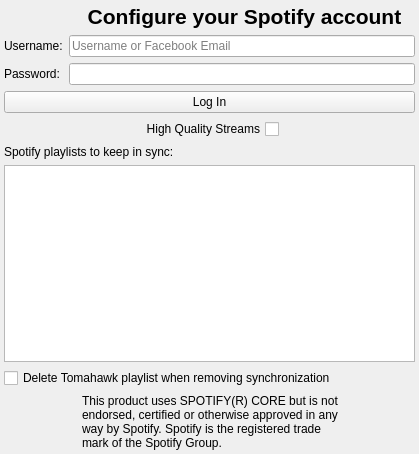
Before: the Qt Designer form src/accounts/spotify/SpotifyAccountConfig.ui in tomahawk-player/tomahawk, drawn with Qt 5.
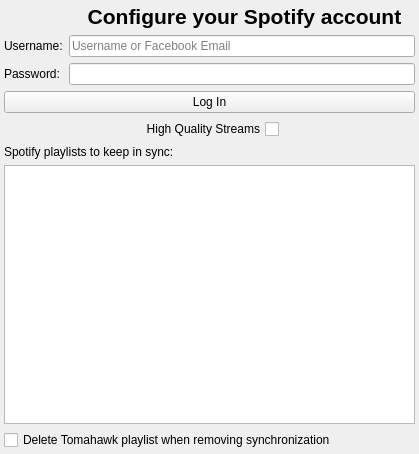
After: the same form once the commit is applied. Icons and pictures are not drawn.

Commit message: Move spotify legalese into tomahawk account dialog

Diff of the .ui file:
```diff
--- a/src/accounts/spotify/SpotifyAccountConfig.ui
+++ b/src/accounts/spotify/SpotifyAccountConfig.ui
@@ -181,70 +181,6 @@
      </property>
     </widget>
    </item>
-   <item>
-    <layout class="QHBoxLayout" name="horizontalLayout">
-     <item>
-      <spacer name="horizontalSpacer">
-       <property name="orientation">
-        <enum>Qt::Horizontal</enum>
-       </property>
-       <property name="sizeHint" stdset="0">
-        <size>
-         <width>40</width>
-         <height>20</height>
-        </size>
-       </property>
-      </spacer>
-     </item>
-     <item>
-      <widget class="QLabel" name="spotifyLogo">
-       <property name="maximumSize">
-        <size>
-         <width>64</width>
-         <height>64</height>
-        </size>
-       </property>
-       <property name="text">
-        <string/>
-       </property>
-       <property name="pixmap">
-        <pixmap resource="../../../resources.qrc">:/data/images/spotifycore-logo.png</pixmap>
-       </property>
-       <property name="scaledContents">
-        <bool>true</bool>
-       </property>
-      </widget>
-     </item>
-     <item>
-      <widget class="QLabel" name="label">
-       <property name="font">
-        <font>
-         <pointsize>9</pointsize>
-        </font>
-       </property>
-       <property name="text">
-        <string>This product uses SPOTIFY(R) CORE but is not endorsed, certified or otherwise approved in any way by Spotify. Spotify is the registered trade mark of the Spotify Group.</string>
-       </property>
-       <property name="wordWrap">
-        <bool>true</bool>
-       </property>
-      </widget>
-     </item>
-     <item>
-      <spacer name="horizontalSpacer_2">
-       <property name="orientation">
-        <enum>Qt::Horizontal</enum>
-       </property>
-       <property name="sizeHint" stdset="0">
-        <size>
-         <width>40</width>
-         <height>20</height>
-        </size>
-       </property>
-      </spacer>
-     </item>
-    </layout>
-   </item>
   </layout>
  </widget>
  <resources>
```
The commit also changes 5 other files.
